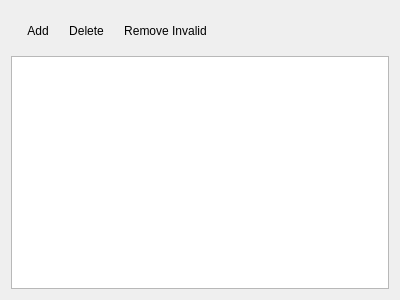
Qt form RedPandaIDE/settingsdialog/compilersetdirectorieswidget.ui (royqh1979/RedPanda-CPP) before a commit.
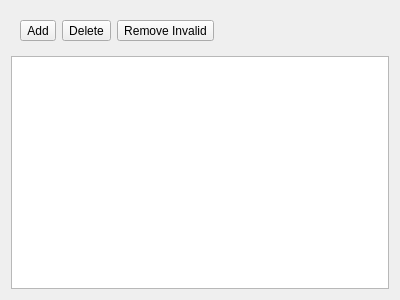
The same form after that commit. Icons and pictures are not drawn.

```diff
--- a/RedPandaIDE/settingsdialog/compilersetdirectorieswidget.ui
+++ b/RedPandaIDE/settingsdialog/compilersetdirectorieswidget.ui
@@ -37,7 +37,7 @@
          </iconset>
         </property>
         <property name="autoRaise">
-         <bool>true</bool>
+         <bool>false</bool>
         </property>
        </widget>
       </item>
@@ -55,7 +55,7 @@
          </iconset>
         </property>
         <property name="autoRaise">
-         <bool>true</bool>
+         <bool>false</bool>
         </property>
        </widget>
       </item>
@@ -76,7 +76,7 @@
          <enum>Qt::ToolButtonIconOnly</enum>
         </property>
         <property name="autoRaise">
-         <bool>true</bool>
+         <bool>false</bool>
         </property>
        </widget>
       </item>
```
Left out of the diff: 6 changed lines with no effect on the pictures.
